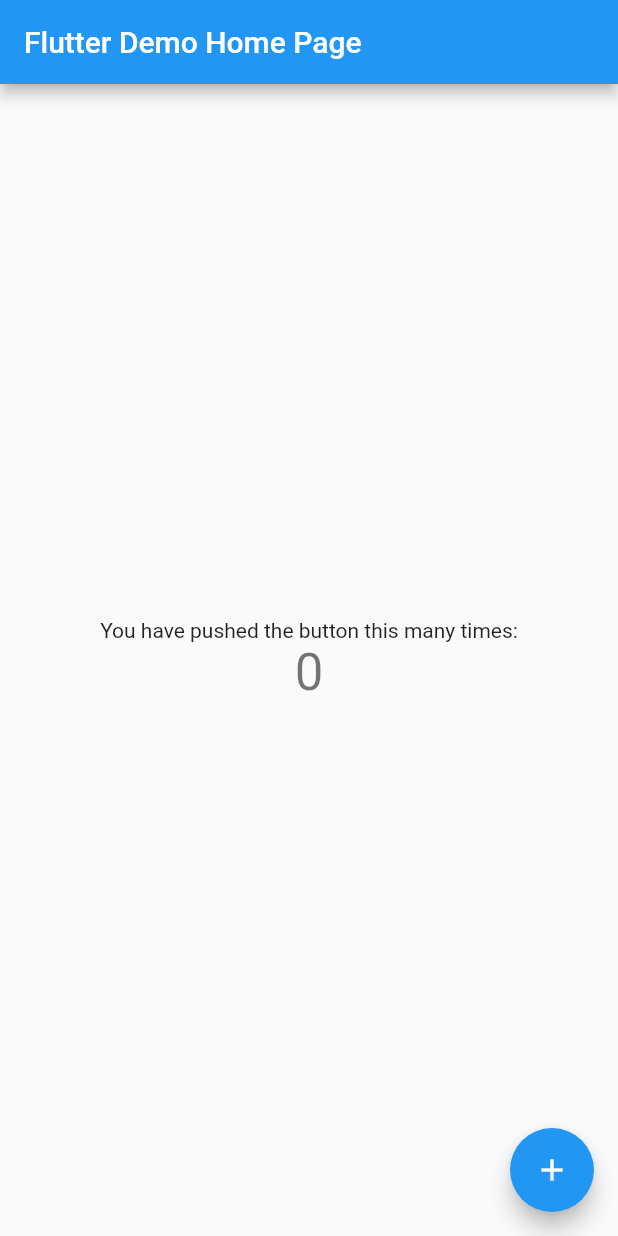
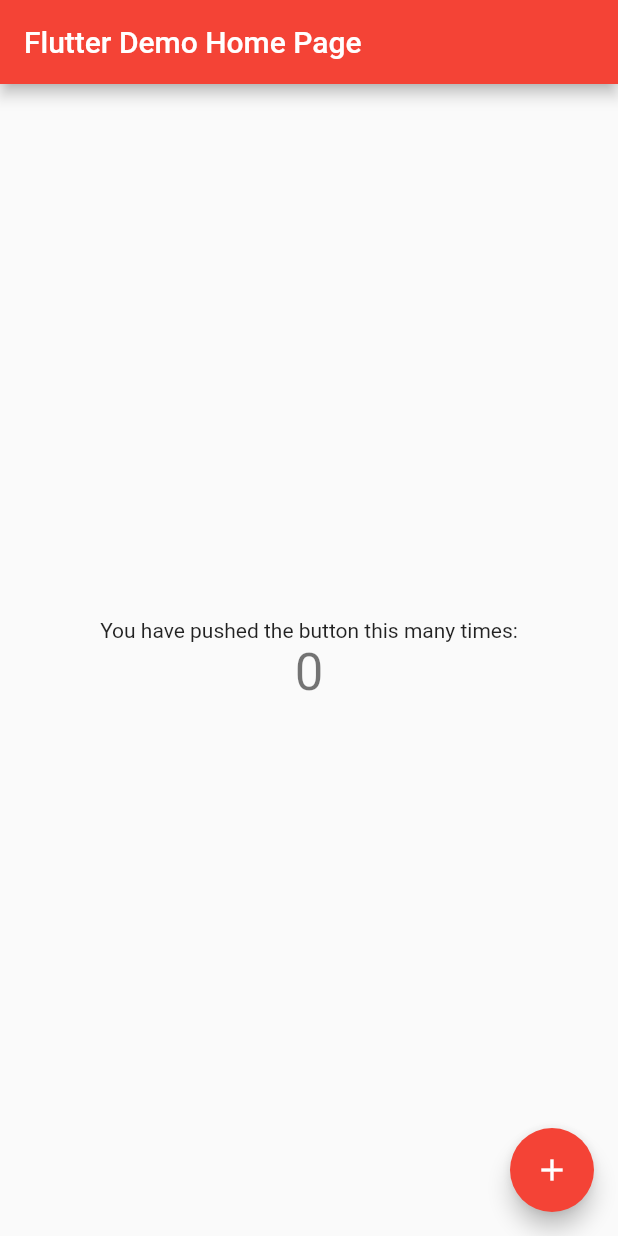
Before and after one commit to MonikaYaduvanshi/audionly, a Flutter app: the screen it shows after launch, on a phone screen of 412 x 824 dp. Run offline on Flutter 3.47's test engine with Material 2 defaults, Android fonts, the phone set to English and light mode, and no system bars.

Commit message:
initial commit 2

```diff
--- a/lib/main.dart
+++ b/lib/main.dart
@@ -11,16 +11,7 @@ class MyApp extends StatelessWidget {
     return MaterialApp(
       title: 'Flutter Demo',
       theme: ThemeData(
-        // This is the theme of your application.
-        //
-        // Try running your application with "flutter run". You'll see the
-        // application has a blue toolbar. Then, without quitting the app, try
-        // changing the primarySwatch below to Colors.green and then invoke
-        // "hot reload" (press "r" in the console where you ran "flutter run",
-        // or simply save your changes to "hot reload" in a Flutter IDE).
-        // Notice that the counter didn't reset back to zero; the application
-        // is not restarted.
-        primarySwatch: Colors.blue,
+        primarySwatch: Colors.red,
       ),
       home: MyHomePage(title: 'Flutter Demo Home Page'),
     );
```
